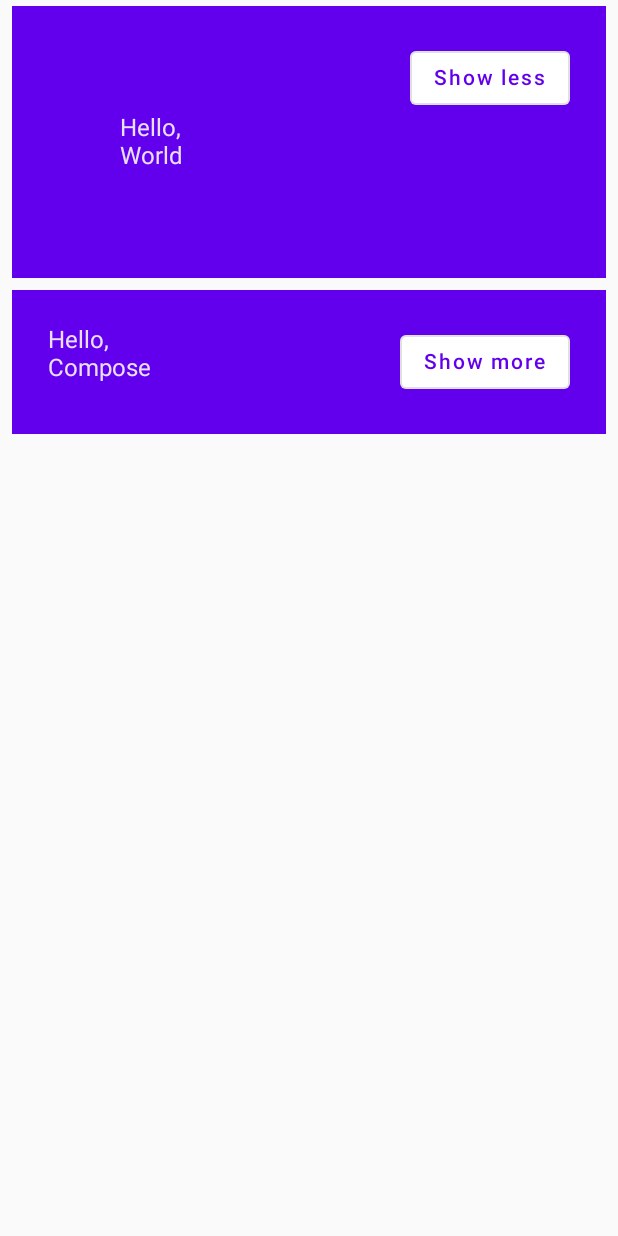
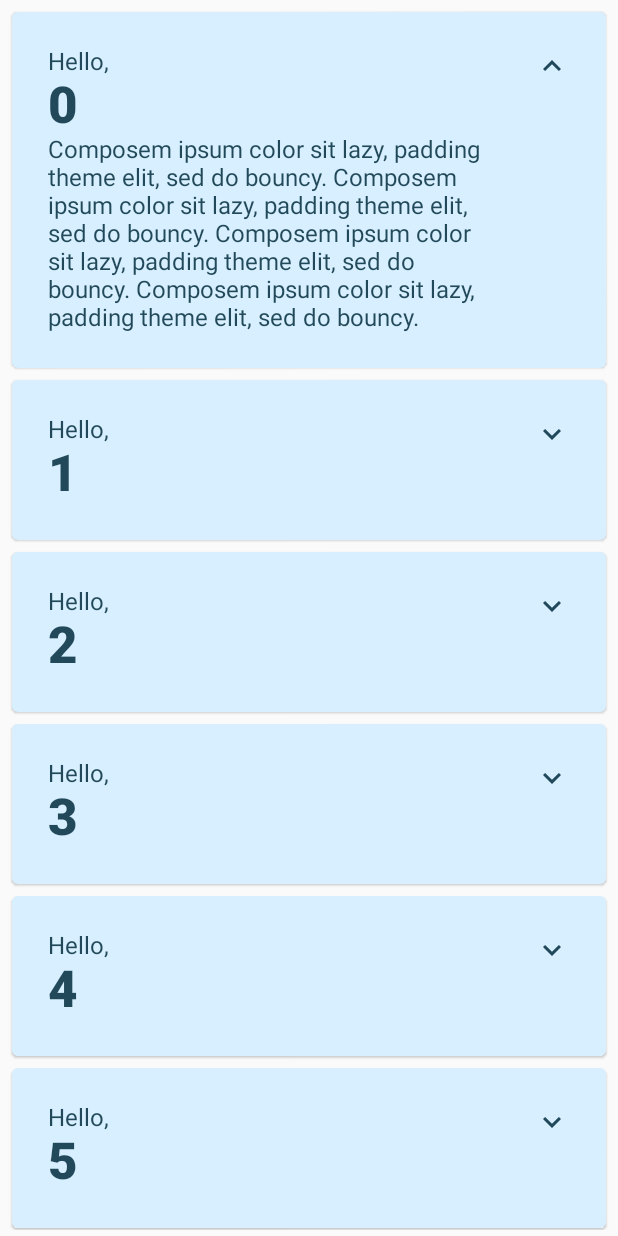
Before and after one commit to SFotakos/Study, an Android app built with Jetpack Compose: the screen it shows after launch (MainActivity), after a tap on "Show more", on a phone screen of 412 x 824 dp. Run offline under Robolectric (Android 15) with nearby library versions, the phone set to English and light mode, and no system bars; 1 other tap on this screen came first.

Commit message:
Last codelab commit

```diff
--- a/Android/ComposeBasicsCodelab/app/build.gradle
+++ b/Android/ComposeBasicsCodelab/app/build.gradle
@@ -54,6 +54,7 @@ dependencies {
     implementation "androidx.compose.ui:ui:$compose_ui_version"
     implementation "androidx.compose.ui:ui-tooling-preview:$compose_ui_version"
     implementation 'androidx.compose.material:material:1.1.1'
+    implementation "androidx.compose.material:material-icons-extended:$compose_ui_version"
     testImplementation 'junit:junit:4.13.2'
     androidTestImplementation 'androidx.test.ext:junit:1.1.3'
     androidTestImplementation 'androidx.test.espresso:espresso-core:3.4.0'
--- a/Android/ComposeBasicsCodelab/app/src/main/java/com/sfotakos/composebasicscodelab/MainActivity.kt
+++ b/Android/ComposeBasicsCodelab/app/src/main/java/com/sfotakos/composebasicscodelab/MainActivity.kt
@@ -1,17 +1,27 @@
 package com.sfotakos.composebasicscodelab
 
+import android.content.res.Configuration.UI_MODE_NIGHT_YES
 import android.os.Bundle
 import androidx.activity.ComponentActivity
 import androidx.activity.compose.setContent
+import androidx.compose.animation.animateContentSize
+import androidx.compose.animation.core.Spring
+import androidx.compose.animation.core.animateDpAsState
+import androidx.compose.animation.core.spring
 import androidx.compose.foundation.layout.*
-import androidx.compose.material.MaterialTheme
-import androidx.compose.material.OutlinedButton
-import androidx.compose.material.Surface
-import androidx.compose.material.Text
-import androidx.compose.runtime.Composable
-import androidx.compose.runtime.mutableStateOf
-import androidx.compose.runtime.remember
+import androidx.compose.foundation.lazy.LazyColumn
+import androidx.compose.foundation.lazy.items
+import androidx.compose.material.*
+import androidx.compose.material.icons.Icons
+import androidx.compose.material.icons.filled.ExpandLess
+import androidx.compose.material.icons.filled.ExpandMore
+import androidx.compose.runtime.*
+import androidx.compose.runtime.saveable.rememberSaveable
+import androidx.compose.ui.Alignment
 import androidx.compose.ui.Modifier
+import androidx.compose.ui.res.painterResource
+import androidx.compose.ui.res.stringResource
+import androidx.compose.ui.text.font.FontWeight
 import androidx.compose.ui.tooling.preview.Preview
 import androidx.compose.ui.unit.dp
 import com.sfotakos.composebasicscodelab.ui.theme.ComposeBasicsCodelabTheme
@@ -28,55 +38,123 @@ class MainActivity : ComponentActivity() {
 }
 
 @Composable
-fun MyApp(names: List<String> = listOf("World", "Compose")) {
-    Column {
-        for (name in names) {
+fun MyApp() {
+    var shouldShowOnboarding by rememberSaveable { mutableStateOf(true) }
+
+    if (shouldShowOnboarding) {
+        OnboardingScreen(onContinueClicked = { shouldShowOnboarding = false })
+    } else {
+        Greetings()
+    }
+
+}
+
+@Composable
+private fun Greetings(names: List<String> = List(1000) { "$it" }) {
+    LazyColumn(modifier = Modifier.padding(vertical = 4.dp)) {
+        items (items = names) { name ->
             Greeting(name = name)
         }
     }
 }
 
-
-//@Composable
-//fun MyApp() {
-//    Surface(
-//        modifier = Modifier.fillMaxSize(),
-//        color = MaterialTheme.colors.background
-//    ) {
-//        Greeting("Android")
-//    }
-//}
+@Composable
+fun Greeting(name: String) {
+    Card(
+        backgroundColor = MaterialTheme.colors.primary,
+        modifier = Modifier.padding(vertical = 4.dp, horizontal = 8.dp)
+    ) {
+        CardContent(name)
+    }
+}
 
 @Composable
-fun Greeting(name: String) {
-    val expanded = remember { mutableStateOf(false) }
+fun CardContent(name: String) {
+    var expanded by rememberSaveable { mutableStateOf(false) }
 
-    val extraPadding = if (expanded.value) 48.dp else 0.dp
+    Row(
+        modifier = Modifier
+            .padding(12.dp)
+            .animateContentSize(
+                animationSpec = spring(
+                    dampingRatio = Spring.DampingRatioMediumBouncy,
+                    stiffness = Spring.StiffnessLow
+                )
+            )
+    ) {
+        Column(
+            modifier = Modifier
+                .weight(1f)
+                .padding(12.dp)
+        ) {
+            Text(text = "Hello, ")
+            Text(
+                text = name,
+                style = MaterialTheme.typography.h4.copy(
+                    fontWeight = FontWeight.ExtraBold
+                )
+            )
+            if (expanded) {
+                Text(
+                    text = ("Composem ipsum color sit lazy, " +
+                            "padding theme elit, sed do bouncy. ").repeat(4),
+                )
+            }
+        }
 
-    Surface(
-        color = MaterialTheme.colors.primary,
-        modifier = Modifier.padding(vertical = 4.dp, horizontal = 8.dp)
-    ) {
-        Row(modifier = Modifier.padding(24.dp)) {
-            Column(modifier = Modifier
-                .weight(1f)
-                .padding(extraPadding)) {
-                Text(text = "Hello, ")
-                Text(text = name)
-            }
-            OutlinedButton(
-                onClick = { expanded.value = !expanded.value }
+        IconButton(onClick = { expanded = !expanded }) {
+            Icon(
+                imageVector = if (expanded) Icons.Filled.ExpandLess else Icons.Filled.ExpandMore,
+                contentDescription = if (expanded) {
+                    stringResource(R.string.show_less)
+                } else {
+                    stringResource(R.string.show_more)
+                }
+            )
+        }
+    }
+}
+
+@Composable
+fun OnboardingScreen(onContinueClicked: () -> Unit) {
+    // TODO: This state should be hoisted
+    var shouldShowOnboarding by remember { mutableStateOf(true) }
+
+    Surface {
+        Column(
+            modifier = Modifier.fillMaxSize(),
+            verticalArrangement = Arrangement.Center,
+            horizontalAlignment = Alignment.CenterHorizontally
+        ) {
+            Text("Welcome to the Basics Codelab!")
+            Button(
+                modifier = Modifier.padding(vertical = 24.dp),
+                onClick = onContinueClicked
             ) {
-                Text(if (expanded.value) "Show less" else "Show more")
+                Text("Continue")
             }
         }
     }
 }
 
+@Preview(showBackground = true, widthDp = 320, heightDp = 320)
+@Composable
+fun OnboardingPreview() {
+    ComposeBasicsCodelabTheme {
+        OnboardingScreen(onContinueClicked = {})
+    }
+}
+
+@Preview(
+    showBackground = true,
+    widthDp = 320,
+    uiMode = UI_MODE_NIGHT_YES,
+    name = "DefaultPreviewDark"
+)
 @Preview(showBackground = true, widthDp = 320)
 @Composable
-fun DefaultPreview() {
+fun GreetingsPreview() {
     ComposeBasicsCodelabTheme {
-        MyApp()
+        Greetings()
     }
 }
--- a/Android/ComposeBasicsCodelab/app/src/main/java/com/sfotakos/composebasicscodelab/ui/theme/Color.kt
+++ b/Android/ComposeBasicsCodelab/app/src/main/java/com/sfotakos/composebasicscodelab/ui/theme/Color.kt
@@ -6,3 +6,7 @@ val Purple200 = Color(0xFFBB86FC)
 val Purple500 = Color(0xFF6200EE)
 val Purple700 = Color(0xFF3700B3)
 val Teal200 = Color(0xFF03DAC5)
+val Navy = Color(0xFF073042)
+val Blue = Color(0xFF4285F4)
+val LightBlue = Color(0xFFD7EFFE)
+val Chartreuse = Color(0xFFEFF7CF)
--- a/Android/ComposeBasicsCodelab/app/src/main/java/com/sfotakos/composebasicscodelab/ui/theme/Theme.kt
+++ b/Android/ComposeBasicsCodelab/app/src/main/java/com/sfotakos/composebasicscodelab/ui/theme/Theme.kt
@@ -5,17 +5,21 @@ import androidx.compose.material.MaterialTheme
 import androidx.compose.material.darkColors
 import androidx.compose.material.lightColors
 import androidx.compose.runtime.Composable
+import androidx.compose.ui.graphics.Color
 
-private val DarkColorPalette = darkColors(
-    primary = Purple200,
-    primaryVariant = Purple700,
-    secondary = Teal200
+val DarkColorPalette = darkColors(
+    surface = Blue,
+    onSurface = Navy,
+    primary = Navy,
+    onPrimary = Chartreuse
 )
 
-private val LightColorPalette = lightColors(
-    primary = Purple500,
-    primaryVariant = Purple700,
-    secondary = Teal200
+val LightColorPalette = lightColors(
+    surface = Blue,
+    onSurface = Color.White,
+    primary = LightBlue,
+    onPrimary = Navy
+
 
     /* Other default colors to override
     background = Color.White,
--- a/Android/ComposeBasicsCodelab/app/src/main/res/values/strings.xml
+++ b/Android/ComposeBasicsCodelab/app/src/main/res/values/strings.xml
@@ -1,3 +1,5 @@
 <resources>
     <string name="app_name">Compose Basics Codelab</string>
+    <string name="show_less">Show less</string>
+    <string name="show_more">Show more</string>
 </resources>
```
